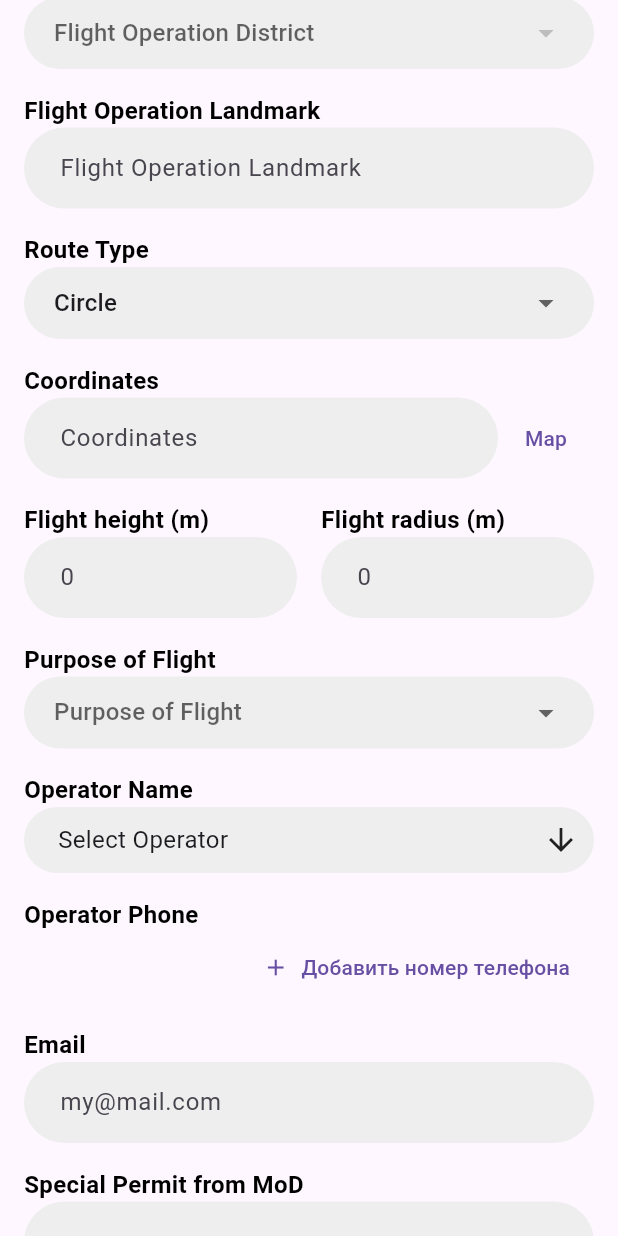
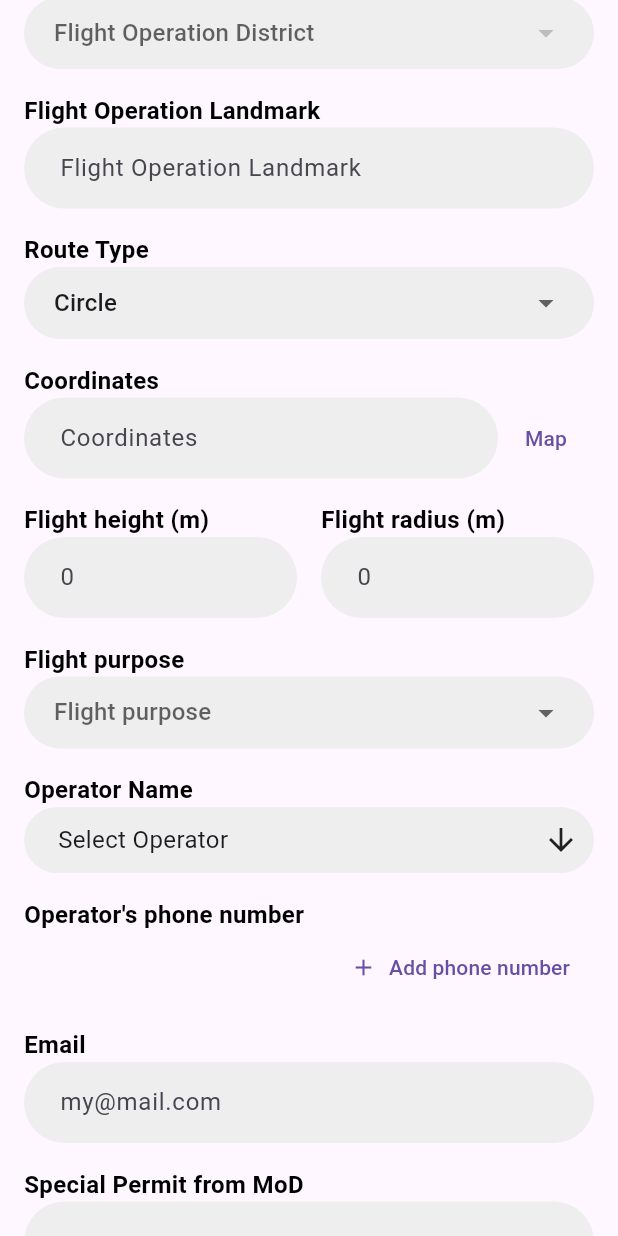
Before and after one commit to NirvanaEx/safesky, a Flutter app: the AddRequestView screen opened directly, scrolled down 576 dp, on a phone screen of 412 x 824 dp. Run offline on Flutter 3.47's test engine with Material 3 defaults, Android fonts, the phone set to English and light mode, and no system bars; drawn by our look-alikes of multi_select_flutter; our stand-ins replace barcode_widget, connectivity_plus, file_picker, flutter_chat_bubble, flutter_local_notifications, flutter_map and 12 more; missing offline and left inert: flutter_map_tile_caching, mobile_scanner, syncfusion_flutter_pdfviewer, workmanager; accounts and stored records are empty; generated files the repository leaves out were written again; network calls fail; statements that could not run were skipped; project files that could hold a hidden picture were left out.

Commit message:
Добавлена локализация для поля добавления (номер телефона и цель полета)

```diff
--- a/lib/l10n/app_en.arb
+++ b/lib/l10n/app_en.arb
@@ -122,6 +122,13 @@
 
 
 
+  "addRequestView_other": "Other",
+  "addRequestView_operatorPhone": "Operator's phone number",
+  "addRequestView_additionalPhone": "Additional phone number",
+  "addRequestView_addPhone": "Add phone number",
+  "addRequestView_flightPurpose": "Flight purpose",
+  "addRequestView_enterPurpose": "Enter flight purpose",
+  "addRequestView_flightPurposeHint": "Flight purpose",
   "addRequestView_applicationNum": "Application Number",
   "addRequestView_chooseOperator": "Choose Operator",
   "addRequestView_chooseOneOrMultiple": "Choose one or multiple",
@@ -145,9 +152,7 @@
   "addRequestView_map": "Map",
   "addRequestView_height": "Flight Height (m)",
   "addRequestView_radius": "Flight Radius (m)",
-  "addRequestView_flightPurpose": "Purpose of Flight",
   "addRequestView_operatorName": "Operator Name",
-  "addRequestView_operatorPhone": "Operator Phone",
   "addRequestView_email": "Email",
   "addRequestView_flightHeight": "Flight height (m)",
   "addRequestView_flightRadius": "Flight radius (m)",
--- a/lib/viewmodels/add_request_viewmodel.dart
+++ b/lib/viewmodels/add_request_viewmodel.dart
@@ -96,6 +96,8 @@ class AddRequestViewModel extends ChangeNotifier {
   String? errorMessage;
 
   Future<void> initializeData(BuildContext context, String planDate) async {
+    final localizations = AppLocalizations.of(context)!;
+
     await Future.delayed(const Duration(milliseconds: 500));  // Симуляция загрузки данных
     SharedPreferences prefs = await SharedPreferences.getInstance();
     String? applicant = prefs.getString('applicant');
@@ -107,8 +109,8 @@ class AddRequestViewModel extends ChangeNotifier {
     bplaList = prepareData!.bplaList;
     operatorList = prepareData!.operatorList;
     purposeList = prepareData!.purposeList;
-    if (!purposeList.contains("Другое")) {
-      purposeList.add("Другое");
+    if (!purposeList.contains(localizations.addRequestView_other)) {
+      purposeList.add(localizations.addRequestView_other);
     }
     permitNumberController.text = "${prepareData?.permission?.orgName} ${prepareData!.permission?.docNum} ${prepareData!.permission?.docDate}";
     contractNumberController.text = "${prepareData!.agreement?.docNum} ${prepareData!.agreement?.docDate}";
--- a/lib/views/home/add_request_view.dart
+++ b/lib/views/home/add_request_view.dart
@@ -221,10 +221,10 @@ class _AddRequestViewState extends State<AddRequestView> {
           hint: localizations.addRequestView_flightPurpose,
           getItemName: (purpose) => purpose,
         ),
-        if (viewModel.selectedPurpose == "Другое") ...[
+        if (viewModel.selectedPurpose == localizations.addRequestView_other) ...[
           SizedBox(height: 16),
-          _buildLabel("Введите цель полёта"), // Можно заменить на локализованную строку
-          _buildTextField(viewModel.customPurposeController, hintText: "Цель полёта", isText: true),
+          _buildLabel(localizations.addRequestView_enterPurpose), // Локализация
+          _buildTextField(viewModel.customPurposeController, hintText: localizations.addRequestView_flightPurposeHint, isText: true),
         ],
 
         SizedBox(height: 16),
@@ -296,6 +296,8 @@ class _AddRequestViewState extends State<AddRequestView> {
   }
 
   Widget _buildPhoneList(AddRequestViewModel viewModel) {
+    final localizations = AppLocalizations.of(context)!;
+
     return Column(
       crossAxisAlignment: CrossAxisAlignment.start,
       children: [
@@ -306,7 +308,7 @@ class _AddRequestViewState extends State<AddRequestView> {
             controller: controller,
             keyboardType: TextInputType.phone,
             decoration: InputDecoration(
-              hintText: 'Номер телефона оператора',
+              hintText: localizations.addRequestView_operatorPhone, // Локализация
               border: OutlineInputBorder(
                 borderRadius: BorderRadius.circular(30),
               ),
@@ -324,7 +326,7 @@ class _AddRequestViewState extends State<AddRequestView> {
                   controller: controller,
                   keyboardType: TextInputType.phone,
                   decoration: InputDecoration(
-                    hintText: 'Дополнительный номер телефона',
+                    hintText: localizations.addRequestView_additionalPhone, // Локализация
                     border: OutlineInputBorder(
                       borderRadius: BorderRadius.circular(30),
                     ),
@@ -353,12 +355,13 @@ class _AddRequestViewState extends State<AddRequestView> {
               });
             },
             icon: Icon(Icons.add),
-            label: Text("Добавить номер телефона"),
+            label: Text(localizations.addRequestView_addPhone), // Локализация
           ),
         ),
       ],
     );
   }
+
 
   Widget _buildLabel(String label) {
     return Text(
```
Also changed, not shown: lib/l10n/app_ru.arb (+7 -2 lines), lib/l10n/app_uz.arb (+7 -2 lines).
